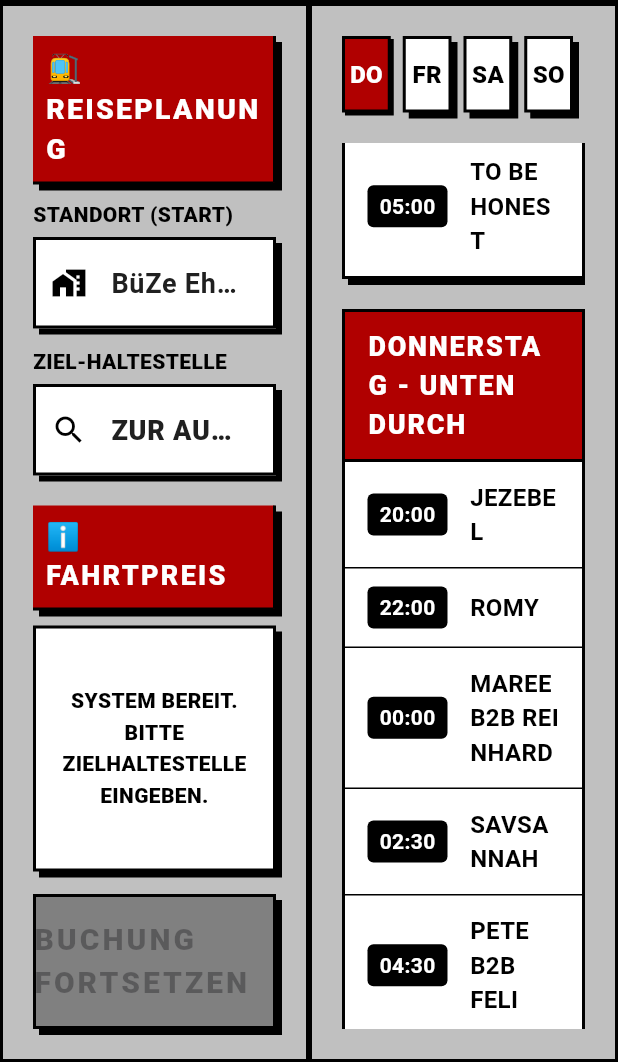
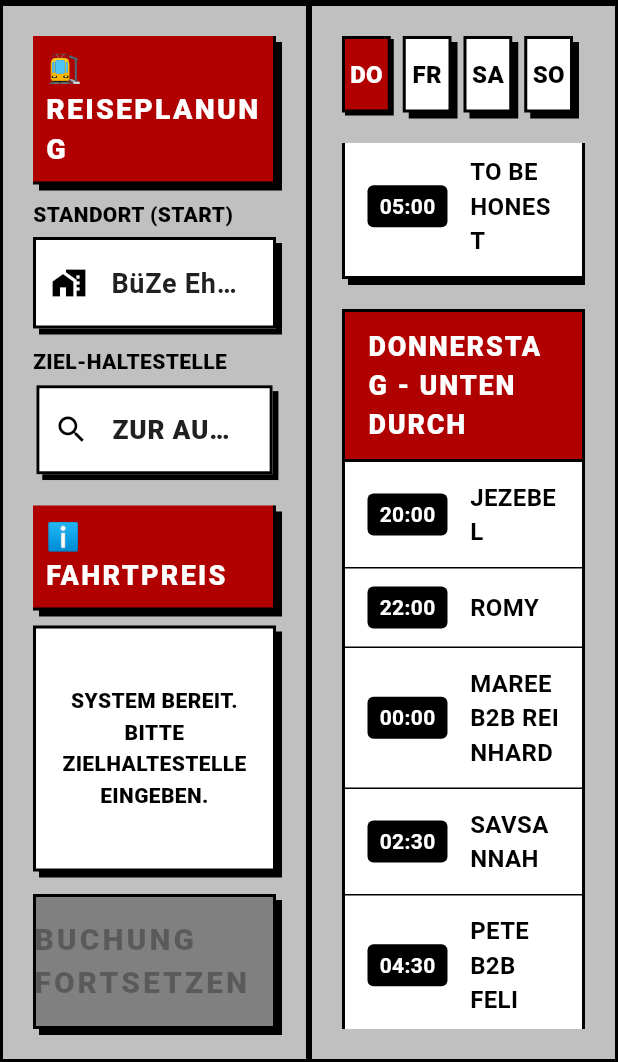
Before and after one commit to annikalenneper/ticketautomat-kdk, a Flutter app: the screen it shows after launch, scrolled down 576 dp, on a phone screen of 412 x 824 dp, the part 174-1236 px from its top. Run offline on Flutter 3.47's test engine with Material 3 defaults, Android fonts, the phone set to English and light mode, and no system bars; our stand-ins replace fl_chart, shared_preferences; missing offline and left inert: esc_pos_utils_plus, print_bluetooth_thermal; Roboto replaces fonts that are missing (Arial).

Commit message:
feat: Integrate PulsingWidget for enhanced button interaction in FAQDialog and PanelLeft

```diff
--- a/lib/dialogues/faq_dialogues.dart
+++ b/lib/dialogues/faq_dialogues.dart
@@ -24,11 +24,7 @@ class FAQDialog extends StatelessWidget {
     String funnyContent = content;
     if (title.trim().toLowerCase().contains('wo bin ich')) {
       funnyContent =
-          'Du stehst vor dem Automaten – und fragst dich, wo du bist?\n\n' +
-          'Willkommen im Bermuda-Dreieck der Ticketwelt! Hier verschwinden nicht Schiffe, sondern nur Langeweile.\n\n' +
-          'Schau dich um: Wenn du einen blinkenden Automaten, ein paar neugierige Gesichter und vielleicht einen geheimnisvollen Knopf siehst, bist du goldrichtig.\n\n' +
-          'Und falls du dich immer noch fragst, wo du bist: Keine Sorge, wir wissen es meistens auch nicht. Aber Hauptsache, du hast Spaß!\n\n' +
-          '🧠 Awareness-Hinweis: Falls du dich wirklich orientierungslos fühlst oder dir unwohl ist, zögere nicht, jemanden aus dem Team oder die Awareness-Ansprechpersonen anzusprechen. Du bist nicht allein!';
+          'Du stehst vor dem Automaten – und fragst dich, wo du bist? \n\nWillkommen beim KDK – dem kreativen Chaos des Karneval der Kollektive! \n\nWenn du blinkende Lichter, neugierige Gesichter und geheimnisvolle Knöpfe siehst, bist du genau richtig.\n\nUnd falls du dich immer noch fragst, wo du bist: Keine Sorge, wir wissen es meistens auch nicht. Aber Hauptsache, du hast Spaß!';
     }
     return Dialog(
       backgroundColor: Colors.transparent,
--- a/lib/headers/main_header.dart
+++ b/lib/headers/main_header.dart
@@ -1,5 +1,6 @@
 import 'package:flutter/material.dart';
 import 'package:ticket_alternative/styles/app_colors.dart';
+import 'package:ticket_alternative/styles/pulsing_widget.dart';
 import '../views/hilfecenter.dart';
 
 class Header extends StatelessWidget {
@@ -58,7 +59,8 @@ class Header extends StatelessWidget {
               ),
             ],
           ),
-          Container(
+          PulsingWidget(
+            child: Container(
               decoration: const BoxDecoration(
                 boxShadow: [
                   BoxShadow(
@@ -99,6 +101,7 @@ class Header extends StatelessWidget {
                 ),
               ),
             ),
+          ),
         ],
       ),
     );
--- /dev/null
+++ b/lib/styles/pulsing_widget.dart
@@ -0,0 +1,83 @@
+import 'package:flutter/material.dart';
+
+class PulsingWidget extends StatefulWidget {
+  final Widget child;
+  final bool enabled;
+  final double minScale;
+  final double maxScale;
+  final Duration duration;
+
+  const PulsingWidget({
+    super.key,
+    required this.child,
+    this.enabled = true,
+    this.minScale = 0.97,
+    this.maxScale = 1.0,
+    this.duration = const Duration(milliseconds: 1200),
+  });
+
+  @override
+  State<PulsingWidget> createState() => _PulsingWidgetState();
+}
+
+class _PulsingWidgetState extends State<PulsingWidget>
+    with SingleTickerProviderStateMixin {
+  late AnimationController _controller;
+  late Animation<double> _scaleAnimation;
+
+  @override
+  void initState() {
+    super.initState();
+    _controller = AnimationController(
+      vsync: this,
+      duration: widget.duration,
+    );
+
+    _scaleAnimation = Tween<double>(
+      begin: widget.maxScale,
+      end: widget.minScale,
+    ).animate(CurvedAnimation(
+      parent: _controller,
+      curve: Curves.easeInOut,
+    ));
+
+    if (widget.enabled) {
+      _controller.repeat(reverse: true);
+    }
+  }
+
+  @override
+  void didUpdateWidget(PulsingWidget oldWidget) {
+    super.didUpdateWidget(oldWidget);
+    if (widget.enabled && !_controller.isAnimating) {
+      _controller.repeat(reverse: true);
+    } else if (!widget.enabled && _controller.isAnimating) {
+      _controller.stop();
+      _controller.value = 0;
+    }
+  }
+
+  @override
+  void dispose() {
+    _controller.dispose();
+    super.dispose();
+  }
+
+  @override
+  Widget build(BuildContext context) {
+    if (!widget.enabled) {
+      return widget.child;
+    }
+
+    return AnimatedBuilder(
+      animation: _scaleAnimation,
+      builder: (context, child) {
+        return Transform.scale(
+          scale: _scaleAnimation.value,
+          child: child,
+        );
+      },
+      child: widget.child,
+    );
+  }
+}
--- a/lib/views/panel_left.dart
+++ b/lib/views/panel_left.dart
@@ -1,5 +1,6 @@
 import 'package:flutter/material.dart';
 import 'package:ticket_alternative/styles/app_colors.dart';
+import 'package:ticket_alternative/styles/pulsing_widget.dart';
 import 'package:ticket_alternative/models/haltestelle.dart';
 import 'package:ticket_alternative/printservice/print_service.dart';
 import 'package:ticket_alternative/printservice/ticket_template.dart';
@@ -39,7 +40,9 @@ class PanelLeft extends StatelessWidget {
               child: _buildTripDetails(),
             ),
             const SizedBox(height: 15),
-            Container(
+            PulsingWidget(
+              enabled: toController.text.isNotEmpty,
+              child: Container(
                 width: double.infinity,
                 decoration: const BoxDecoration(
                   boxShadow: [
@@ -107,7 +110,11 @@ class PanelLeft extends StatelessWidget {
                             builder: (context, snapshot) {
                               if (snapshot.connectionState == ConnectionState.done) {
                                 // Schließe Dialog automatisch
-                                Future.microtask(() => Navigator.of(context).pop());
+                                Future.microtask(() {
+                                  if (context.mounted) {
+                                    Navigator.of(context).pop();
+                                  }
+                                });
                               }
                               return const PrintingDialog();
                             },
@@ -138,6 +145,7 @@ class PanelLeft extends StatelessWidget {
                       fontSize: 20,
                       fontWeight: FontWeight.w900,
                       letterSpacing: 2,
+                    ),
                   ),
                 ),
               ),
@@ -255,7 +263,8 @@ class PanelLeft extends StatelessWidget {
           ),
         ),
         const SizedBox(height: 5),
-        GestureDetector(
+        PulsingWidget(
+          child: GestureDetector(
             onTap: () async {
               final haltestellen = await HaltestellenService.loadHaltestellen();
               if (!context.mounted) return;
@@ -420,6 +429,7 @@ class PanelLeft extends StatelessWidget {
             ),
           ),
         ),
+        ),
       ],
     );
   }
```
Lines whose indentation alone changed are shown as unchanged.
